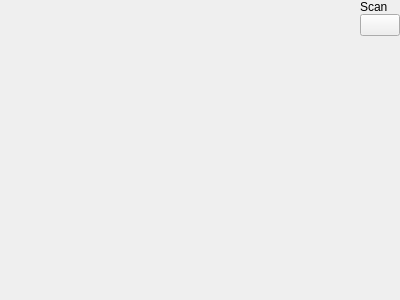
Above: core/ui/scopyhomepage.ui from analogdevicesinc/scopy before the change. Below: the same form after it.
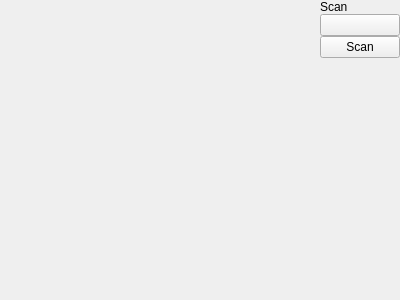
That is the form after the change. Custom widgets are drawn as their Qt base class.

Patch:
```diff
--- a/core/ui/scopyhomepage.ui
+++ b/core/ui/scopyhomepage.ui
@@ -75,6 +75,19 @@
          </property>
         </widget>
        </item>
+       <item>
+        <widget class="QPushButton" name="btnScanNow">
+         <property name="sizePolicy">
+          <sizepolicy hsizetype="Maximum" vsizetype="Fixed">
+           <horstretch>0</horstretch>
+           <verstretch>0</verstretch>
+          </sizepolicy>
+         </property>
+         <property name="text">
+          <string>Scan</string>
+         </property>
+        </widget>
+       </item>
        <item>
         <spacer name="verticalSpacer">
          <property name="orientation">
```
